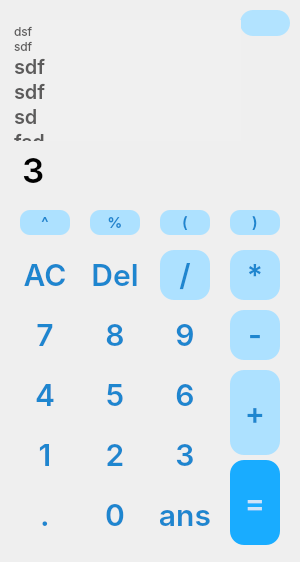
Above: Calculator_Qt.ui from Yusfgus/Calculator_Qt before the change. Below: the same form after it.
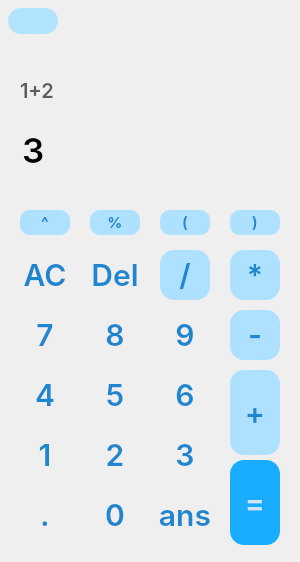
That is the form after the change. Icons and pictures are not drawn.

Commit message: history button

```diff
--- a/Calculator_Qt.ui
+++ b/Calculator_Qt.ui
@@ -10,6 +10,12 @@
     <height>562</height>
    </rect>
   </property>
+  <property name="maximumSize">
+   <size>
+    <width>550</width>
+    <height>562</height>
+   </size>
+  </property>
   <property name="windowTitle">
    <string>Calchup</string>
   </property>
@@ -18,7 +24,9 @@
     <normaloff>:/Calculator_Qt/image 7.png</normaloff>:/Calculator_Qt/image 7.png</iconset>
   </property>
   <property name="styleSheet">
-   <string notr="true">QPushButton::hover {
+   <string notr="true">background-color: #ffffff;
+
+QPushButton::hover {
     background-color: #E1E1E1;
 }
 
@@ -646,8 +654,8 @@
     </property>
     <property name="geometry">
      <rect>
-      <x>10</x>
-      <y>100</y>
+      <x>20</x>
+      <y>60</y>
       <width>260</width>
       <height>60</height>
      </rect>
@@ -668,8 +676,8 @@
    <widget class="QPushButton" name="change_theme_btn">
     <property name="geometry">
      <rect>
-      <x>240</x>
-      <y>10</y>
+      <x>8</x>
+      <y>8</y>
       <width>50</width>
       <height>26</height>
      </rect>
@@ -691,7 +699,7 @@
     <property name="geometry">
      <rect>
       <x>20</x>
-      <y>140</y>
+      <y>120</y>
       <width>260</width>
       <height>60</height>
      </rect>
@@ -717,8 +725,8 @@
    <widget class="QPushButton" name="image_button">
     <property name="geometry">
      <rect>
-      <x>242</x>
-      <y>12</y>
+      <x>10</x>
+      <y>10</y>
       <width>24</width>
       <height>22</height>
      </rect>
@@ -739,10 +747,10 @@
    <widget class="QTextBrowser" name="textBrowser">
     <property name="geometry">
      <rect>
-      <x>10</x>
-      <y>20</y>
-      <width>231</width>
-      <height>121</height>
+      <x>310</x>
+      <y>60</y>
+      <width>251</width>
+      <height>491</height>
      </rect>
     </property>
     <property name="font">
@@ -759,16 +767,16 @@
     </property>
     <property name="styleSheet">
      <string notr="true">border : none;
-background-color: #f0f0f0;
+background-color: #ffffff;
 
 color: #5C5B5B;
 font-family: Inter;
 font-size: 15px;
 font-style: normal;
-</string>
+line-height: 3;</string>
     </property>
     <property name="verticalScrollBarPolicy">
-     <enum>Qt::ScrollBarAlwaysOff</enum>
+     <enum>Qt::ScrollBarAsNeeded</enum>
     </property>
     <property name="html">
      <string>&lt;!DOCTYPE HTML PUBLIC &quot;-//W3C//DTD HTML 4.0//EN&quot; &quot;http://www.w3.org/TR/REC-html40/strict.dtd&quot;&gt;
@@ -778,14 +786,57 @@
 li.unchecked::marker { content: &quot;\2610&quot;; }
 li.checked::marker { content: &quot;\2612&quot;; }
 &lt;/style&gt;&lt;/head&gt;&lt;body style=&quot; font-family:'Inter'; font-size:15px; font-weight:400; font-style:normal;&quot;&gt;
-&lt;p style=&quot; margin-top:0px; margin-bottom:0px; margin-left:0px; margin-right:0px; -qt-block-indent:0; text-indent:0px;&quot;&gt;&lt;span style=&quot; font-family:'Segoe UI'; font-size:9pt;&quot;&gt;dsf&lt;/span&gt;&lt;/p&gt;
-&lt;p style=&quot; margin-top:0px; margin-bottom:0px; margin-left:0px; margin-right:0px; -qt-block-indent:0; text-indent:0px;&quot;&gt;&lt;span style=&quot; font-family:'Segoe UI'; font-size:9pt;&quot;&gt;sdf&lt;/span&gt;&lt;/p&gt;
-&lt;p style=&quot; margin-top:0px; margin-bottom:0px; margin-left:0px; margin-right:0px; -qt-block-indent:0; text-indent:0px;&quot;&gt;&lt;span style=&quot; font-size:20px; font-weight:500;&quot;&gt;sdf&lt;/span&gt;&lt;/p&gt;
-&lt;p style=&quot; margin-top:0px; margin-bottom:0px; margin-left:0px; margin-right:0px; -qt-block-indent:0; text-indent:0px;&quot;&gt;&lt;span style=&quot; font-size:20px; font-weight:500;&quot;&gt;sdf&lt;/span&gt;&lt;/p&gt;
-&lt;p style=&quot; margin-top:0px; margin-bottom:0px; margin-left:0px; margin-right:0px; -qt-block-indent:0; text-indent:0px;&quot;&gt;&lt;span style=&quot; font-size:20px; font-weight:500;&quot;&gt;sd&lt;/span&gt;&lt;/p&gt;
-&lt;p style=&quot; margin-top:0px; margin-bottom:0px; margin-left:0px; margin-right:0px; -qt-block-indent:0; text-indent:0px;&quot;&gt;&lt;span style=&quot; font-size:20px; font-weight:500;&quot;&gt;fsd&lt;/span&gt;&lt;/p&gt;
-&lt;p style=&quot; margin-top:0px; margin-bottom:0px; margin-left:0px; margin-right:0px; -qt-block-indent:0; text-indent:0px;&quot;&gt;&lt;span style=&quot; font-size:20px; font-weight:500;&quot;&gt;fas&lt;/span&gt;&lt;/p&gt;
-&lt;p style=&quot; margin-top:0px; margin-bottom:0px; margin-left:0px; margin-right:0px; -qt-block-indent:0; text-indent:0px;&quot;&gt;&lt;span style=&quot; font-size:20px; font-weight:500;&quot;&gt;d&lt;/span&gt;&lt;/p&gt;&lt;/body&gt;&lt;/html&gt;</string>
+&lt;p align=&quot;center&quot; style=&quot; margin-top:0px; margin-bottom:0px; margin-left:0px; margin-right:0px; -qt-block-indent:0; text-indent:0px;&quot;&gt;&lt;span style=&quot; font-family:'Segoe UI'; font-size:9pt;&quot;&gt;dsf&lt;/span&gt;&lt;/p&gt;
+&lt;p align=&quot;center&quot; style=&quot; margin-top:0px; margin-bottom:0px; margin-left:0px; margin-right:0px; -qt-block-indent:0; text-indent:0px;&quot;&gt;&lt;span style=&quot; font-family:'Segoe UI'; font-size:9pt;&quot;&gt;sdf&lt;/span&gt;&lt;/p&gt;
+&lt;p align=&quot;center&quot; style=&quot; margin-top:0px; margin-bottom:0px; margin-left:0px; margin-right:0px; -qt-block-indent:0; text-indent:0px;&quot;&gt;&lt;span style=&quot; font-size:20px; font-weight:500;&quot;&gt;sdf&lt;/span&gt;&lt;/p&gt;
+&lt;p align=&quot;center&quot; style=&quot; margin-top:0px; margin-bottom:0px; margin-left:0px; margin-right:0px; -qt-block-indent:0; text-indent:0px;&quot;&gt;&lt;span style=&quot; font-size:20px; font-weight:500;&quot;&gt;sdf&lt;/span&gt;&lt;/p&gt;
+&lt;p align=&quot;center&quot; style=&quot; margin-top:0px; margin-bottom:0px; margin-left:0px; margin-right:0px; -qt-block-indent:0; text-indent:0px;&quot;&gt;&lt;span style=&quot; font-size:20px; font-weight:500;&quot;&gt;sd&lt;/span&gt;&lt;/p&gt;
+&lt;p align=&quot;center&quot; style=&quot; margin-top:0px; margin-bottom:0px; margin-left:0px; margin-right:0px; -qt-block-indent:0; text-indent:0px;&quot;&gt;&lt;span style=&quot; font-size:20px; font-weight:500;&quot;&gt;fsd&lt;/span&gt;&lt;/p&gt;
+&lt;p align=&quot;center&quot; style=&quot; margin-top:0px; margin-bottom:0px; margin-left:0px; margin-right:0px; -qt-block-indent:0; text-indent:0px;&quot;&gt;&lt;span style=&quot; font-size:20px; font-weight:500;&quot;&gt;fas&lt;/span&gt;&lt;/p&gt;
+&lt;p align=&quot;center&quot; style=&quot; margin-top:0px; margin-bottom:0px; margin-left:0px; margin-right:0px; -qt-block-indent:0; text-indent:0px;&quot;&gt;&lt;span style=&quot; font-size:20px; font-weight:500;&quot;&gt;d&lt;/span&gt;&lt;/p&gt;&lt;/body&gt;&lt;/html&gt;</string>
+    </property>
+   </widget>
+   <widget class="QPushButton" name="history_btn">
+    <property name="geometry">
+     <rect>
+      <x>240</x>
+      <y>10</y>
+      <width>41</width>
+      <height>41</height>
+     </rect>
+    </property>
+    <property name="toolTip">
+     <string/>
+    </property>
+    <property name="styleSheet">
+     <string notr="true">border-radius: 13px;
+
+background-image: url(:/Calculator_Qt/history icon 3.png);</string>
+    </property>
+    <property name="text">
+     <string/>
+    </property>
+   </widget>
+   <widget class="QLabel" name="label">
+    <property name="geometry">
+     <rect>
+      <x>310</x>
+      <y>10</y>
+      <width>141</width>
+      <height>41</height>
+     </rect>
+    </property>
+    <property name="font">
+     <font>
+      <pointsize>24</pointsize>
+      <bold>true</bold>
+     </font>
+    </property>
+    <property name="styleSheet">
+     <string notr="true">color:#828080;</string>
+    </property>
+    <property name="text">
+     <string>History</string>
     </property>
    </widget>
   </widget>
```
Left out of the diff: 3 changed lines with no effect on the pictures. The commit also changes 6 other files.
